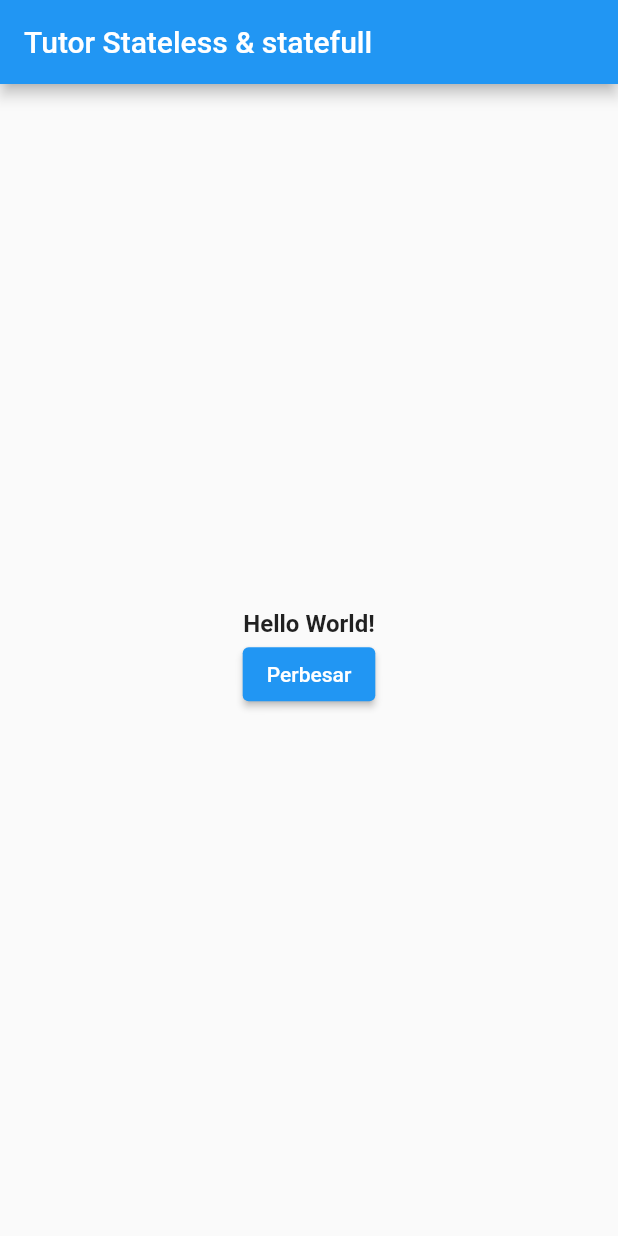
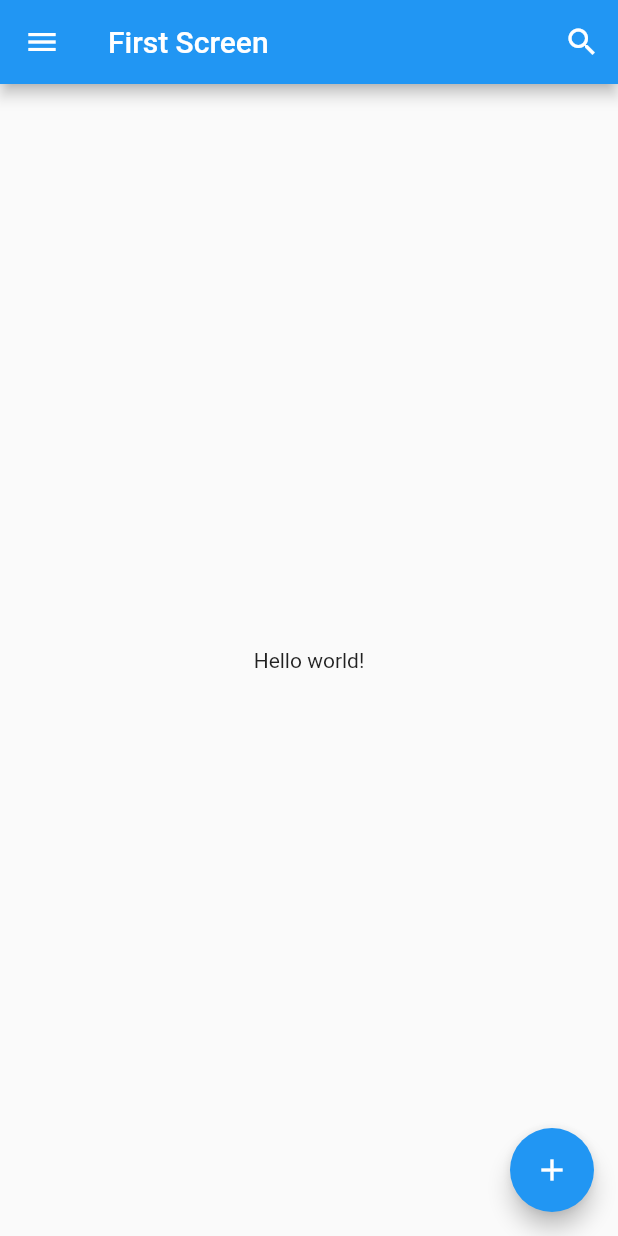
Before and after one commit to farabie/flutter_dcd_tutor, a Flutter app: the screen it shows after launch, after a tap on "03. Scaffold", on a phone screen of 412 x 824 dp. Run offline on Flutter 3.47's test engine with Material 2 defaults, Android fonts, the phone set to English and light mode, and no system bars.

Commit message:
scafold tutorial

```diff
--- a/lib/main.dart
+++ b/lib/main.dart
@@ -40,7 +40,7 @@ class HomePage extends StatelessWidget {
               ),
               MenuBelajar(
                 name: "03. Scaffold",
-                menuBelajar: StatelessStatefullFlut(),
+                menuBelajar: const ScafoldFlut(),
                 name2: "04. Container",
                 menuBelajar2: const HelloWorld(),
               ),
--- a/lib/ui/page/scafoldflut.dart
+++ b/lib/ui/page/scafoldflut.dart
@@ -9,10 +9,30 @@ class ScafoldFlut extends StatelessWidget {
       debugShowCheckedModeBanner: false,
       home: Scaffold(
         appBar: AppBar(
-          title: Text('Tutorial Scaffold'),
+          title: const Text('First Screen'),
+          actions: [
+            IconButton(
+              icon: const Icon(
+                Icons.search,
+                color: Colors.white,
+              ),
+              onPressed: () {},
+            ),
+          ],
+          leading: IconButton(
+            icon: const Icon(
+              Icons.menu,
+              color: Colors.white,
+            ),
+            onPressed: () {},
+          ),
         ),
-        body: Center(
-          child: Text('Tutorial Scafold'),
+        body: const Center(
+          child: Text('Hello world!'),
+        ),
+        floatingActionButton: FloatingActionButton(
+          child: const Icon(Icons.add),
+          onPressed: () {},
         ),
       ),
     );
```
